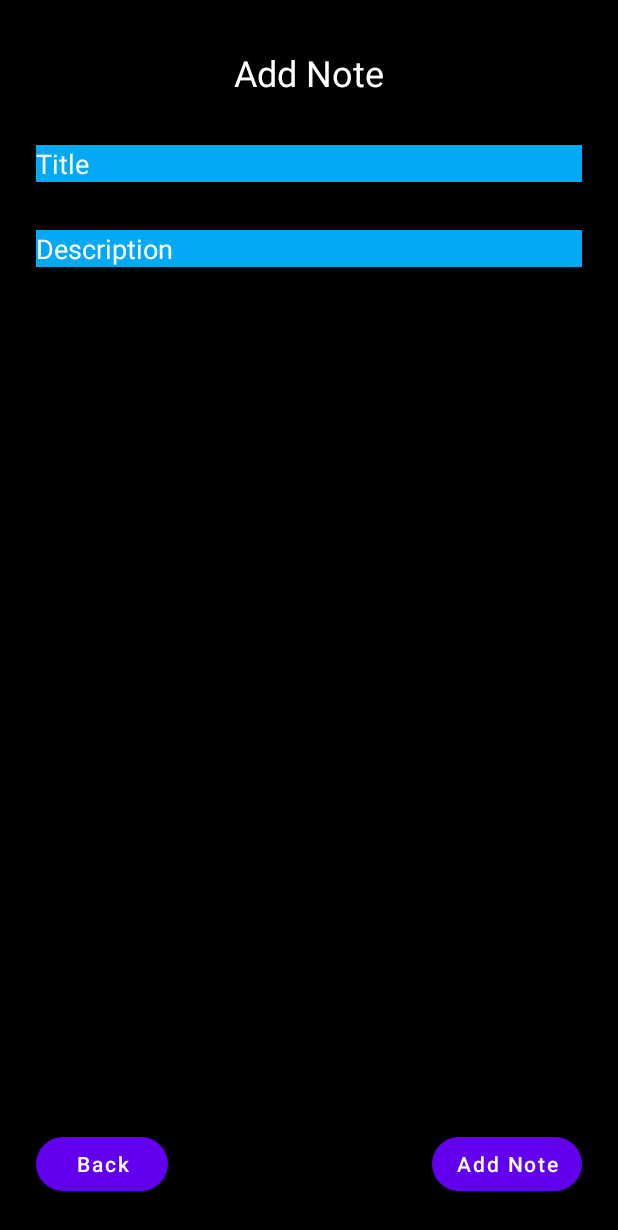
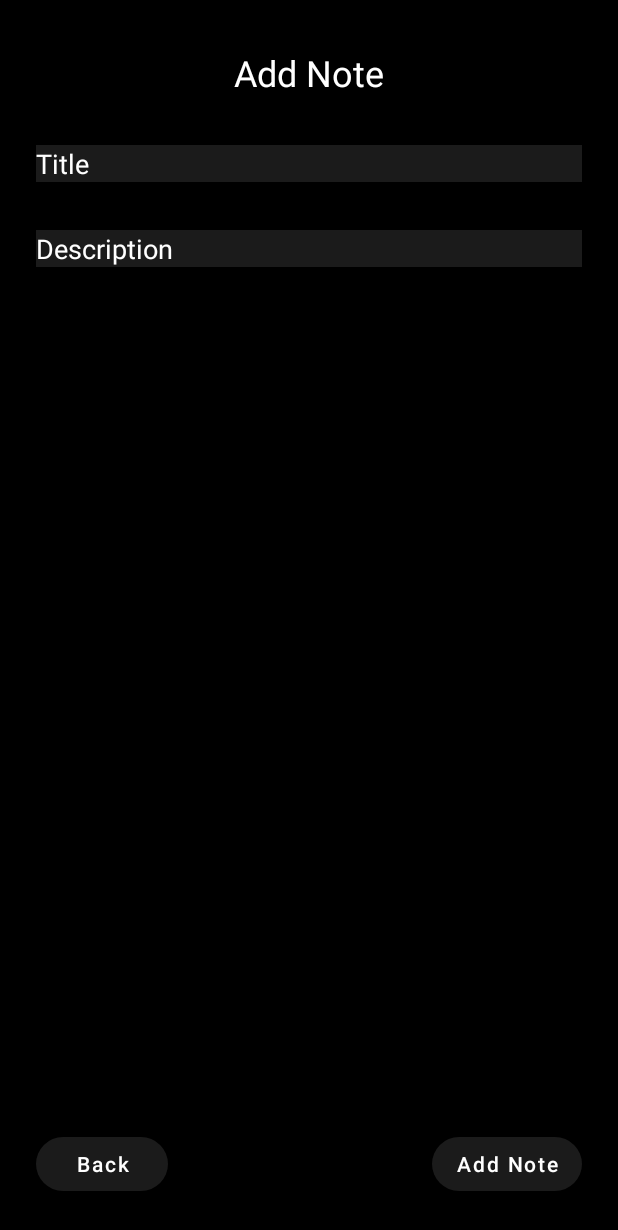
Before and after one commit to pseedk/SimNots, an Android app: the screen it shows after launch (MainActivity), after a tap on an icon or button, on a phone screen of 412 x 824 dp. Shown: the top 1230 px of the screen. Run offline under Robolectric (Android 15) with nearby library versions, the phone set to English and light mode, and no system bars; our stand-ins replace Room's generated code, data binding.

Commit message:
Redesign and splash add

```diff
--- /dev/null
+++ b/app/src/main/java/com/example/simnots/screens/splash/SplashFragment.kt
@@ -0,0 +1,31 @@
+package com.example.simnots.screens.splash
+
+import android.os.Bundle
+import androidx.fragment.app.Fragment
+import android.view.LayoutInflater
+import android.view.View
+import android.view.ViewGroup
+import androidx.navigation.Navigation
+import com.example.simnots.R
+import kotlinx.coroutines.CoroutineScope
+import kotlinx.coroutines.Dispatchers
+import kotlinx.coroutines.delay
+import kotlinx.coroutines.launch
+
+
+class SplashFragment : Fragment() {
+
+
+    override fun onCreateView(
+        inflater: LayoutInflater, container: ViewGroup?,
+        savedInstanceState: Bundle?
+    ): View? {
+        val view = inflater.inflate(R.layout.fragment_splash, container, false)
+        CoroutineScope(Dispatchers.Main).launch {
+            delay(1500)
+            Navigation.findNavController(view).navigate(R.id.action_splashFragment_to_startFragment)
+        }
+        return view
+    }
+
+}
--- a/app/src/main/res/drawable/ic_baseline_add_24.xml
+++ b/app/src/main/res/drawable/ic_baseline_add_24.xml
@@ -3,7 +3,7 @@
     android:height="24dp"
     android:viewportWidth="24"
     android:viewportHeight="24"
-    android:tint="?attr/colorControlNormal">
+    android:tint="@color/white">
   <path
       android:fillColor="@android:color/white"
       android:pathData="M19,13h-6v6h-2v-6H5v-2h6V5h2v6h6v2z"/>
--- a/app/src/main/res/layout/fragment_add_note.xml
+++ b/app/src/main/res/layout/fragment_add_note.xml
@@ -29,7 +29,7 @@
             android:layout_marginStart="24dp"
             android:layout_marginTop="32dp"
             android:layout_marginEnd="24dp"
-            android:background="@color/blue"
+            android:background="@color/grey"
             android:hint="Title"
             android:textColorHint="@color/white"
             app:layout_constraintBottom_toTopOf="@+id/et_add_desc"
@@ -44,7 +44,7 @@
             android:layout_marginStart="24dp"
             android:layout_marginTop="32dp"
             android:layout_marginEnd="24dp"
-            android:background="@color/blue"
+            android:background="@color/grey"
             android:hint="Description"
             android:textColorHint="@color/white"
             app:layout_constraintEnd_toEndOf="parent"
@@ -60,6 +60,7 @@
             android:layout_marginBottom="24dp"
             android:text="Add Note"
             android:textAllCaps="false"
+            app:backgroundTint="@color/grey"
             app:layout_constraintBottom_toBottomOf="parent"
             app:layout_constraintEnd_toEndOf="parent" />
 
@@ -70,6 +71,7 @@
             android:layout_height="wrap_content"
             android:layout_marginStart="24dp"
             android:layout_marginBottom="24dp"
+            app:backgroundTint="@color/grey"
             android:text="Back"
             android:textAllCaps="false"
             app:layout_constraintBottom_toBottomOf="parent"
--- a/app/src/main/res/layout/fragment_detail.xml
+++ b/app/src/main/res/layout/fragment_detail.xml
@@ -45,6 +45,7 @@
             android:layout_marginBottom="24dp"
             android:text="Delete"
             android:textAllCaps="false"
+            app:backgroundTint="@color/grey"
             app:layout_constraintBottom_toBottomOf="parent"
             app:layout_constraintStart_toStartOf="parent" />
 
@@ -56,6 +57,7 @@
             android:layout_marginEnd="24dp"
             android:layout_marginBottom="24dp"
             android:text="Back"
+            app:backgroundTint="@color/grey"
             android:textAllCaps="false"
             app:layout_constraintBottom_toBottomOf="parent"
             app:layout_constraintEnd_toEndOf="parent" />
--- a/app/src/main/res/layout/fragment_start.xml
+++ b/app/src/main/res/layout/fragment_start.xml
@@ -28,7 +28,7 @@
             android:layout_marginBottom="24dp"
             android:backgroundTint="@color/grey"
             app:backgroundTint="@color/black"
-            android:src="@drawable/ic_baseline_bookmark_add_24"
+            android:src="@drawable/ic_baseline_add_24"
             app:layout_constraintBottom_toBottomOf="parent"
             app:layout_constraintEnd_toEndOf="parent" />
 
--- a/app/src/main/res/navigation/nav_graph.xml
+++ b/app/src/main/res/navigation/nav_graph.xml
@@ -3,7 +3,7 @@
     xmlns:app="http://schemas.android.com/apk/res-auto"
     xmlns:tools="http://schemas.android.com/tools"
     android:id="@+id/nav_graph"
-    app:startDestination="@id/startFragment">
+    app:startDestination="@id/splashFragment">
 
     <fragment
         android:id="@+id/addNoteFragment"
@@ -35,4 +35,13 @@
             android:id="@+id/action_startFragment_to_addNoteFragment"
             app:destination="@id/addNoteFragment" />
     </fragment>
+    <fragment
+        android:id="@+id/splashFragment"
+        android:name="com.example.simnots.screens.splash.SplashFragment"
+        android:label="fragment_splash"
+        tools:layout="@layout/fragment_splash" >
+        <action
+            android:id="@+id/action_splashFragment_to_startFragment"
+            app:destination="@id/startFragment" />
+    </fragment>
 </navigation>
--- a/app/src/main/res/values-night/themes.xml
+++ /dev/null
@@ -1,16 +0,0 @@
-<resources xmlns:tools="http://schemas.android.com/tools">
-    <!-- Base application theme. -->
-    <style name="Theme.SimNots" parent="Theme.MaterialComponents.DayNight.DarkActionBar">
-        <!-- Primary brand color. -->
-        <item name="colorPrimary">@color/purple_200</item>
-        <item name="colorPrimaryVariant">@color/purple_700</item>
-        <item name="colorOnPrimary">@color/black</item>
-        <!-- Secondary brand color. -->
-        <item name="colorSecondary">@color/teal_200</item>
-        <item name="colorSecondaryVariant">@color/teal_200</item>
-        <item name="colorOnSecondary">@color/black</item>
-        <!-- Status bar color. -->
-        <item name="android:statusBarColor" tools:targetApi="l">?attr/colorPrimaryVariant</item>
-        <!-- Customize your theme here. -->
-    </style>
-</resources>
--- a/app/src/main/res/values/themes.xml
+++ b/app/src/main/res/values/themes.xml
@@ -3,7 +3,7 @@
     <style name="Theme.SimNots" parent="Theme.MaterialComponents.DayNight.NoActionBar">
         <!-- Primary brand color. -->
         <item name="colorPrimary">@color/purple_500</item>
-        <item name="colorPrimaryVariant">@color/purple_700</item>
+        <item name="colorPrimaryVariant">@color/black</item>
         <item name="colorOnPrimary">@color/white</item>
         <!-- Secondary brand color. -->
         <item name="colorSecondary">@color/teal_200</item>
```
Also changed, not shown: app/src/main/res/layout/fragment_splash.xml (added, +23 -0 lines), app/src/main/res/font/eater.ttf (added).
